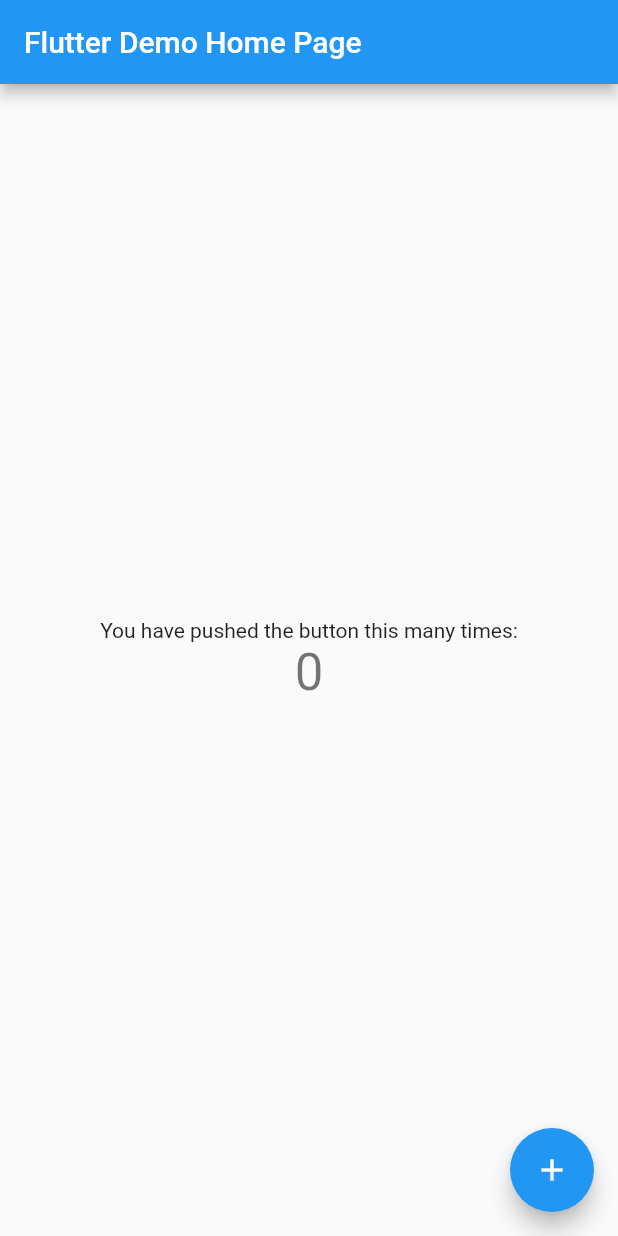
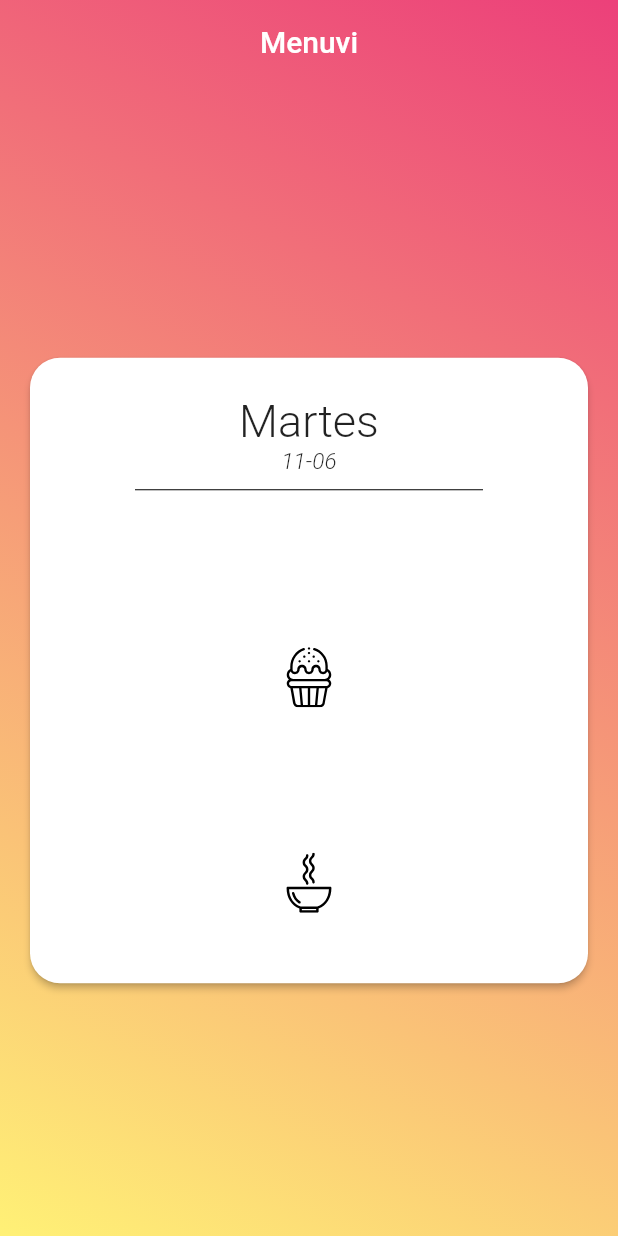
Before and after one commit to TinchoOlivari/Menuvi, a Flutter app: the screen it shows after launch, on a phone screen of 412 x 824 dp. Run offline on Flutter 3.47's test engine with Material 2 defaults, Android fonts, the phone set to English and light mode, and no system bars; our stand-ins replace firebase_database, flutter_svg; accounts and stored records are empty.

Commit message:
Diseño de la interfaz terminado

```diff
--- /dev/null
+++ b/lib/dailyMenu.dart
@@ -0,0 +1,200 @@
+import 'package:flutter/material.dart';
+import 'package:firebase_database/firebase_database.dart';
+import 'package:intl/intl.dart';
+import 'package:flutter_svg/flutter_svg.dart';
+
+String principal = '';
+String opcion = '';
+String p_1 = '';
+String p_2 = '';
+String p_3 = '';
+String sopa = '';
+
+String fechaHoy = new DateFormat('dd-MM').format(DateTime.now());
+String diaHoy = new DateFormat('EEEE').format(DateTime.now());
+
+final Widget svgIconMagdalena = SvgPicture.asset(
+  "lib/assets/Magdalena.svg",
+  width: 40,
+);
+
+final Widget svgIconSopa = SvgPicture.asset(
+  "lib/assets/Sopa.svg",
+  width: 40,
+);
+
+translateWeekday() {
+  if (DateTime.now().weekday == 1) {
+    diaHoy = 'Lunes';
+  }
+  if (DateTime.now().weekday == 2) {
+    diaHoy = 'Martes';
+  }
+  if (DateTime.now().weekday == 3) {
+    diaHoy = 'Miercoles';
+  }
+  if (DateTime.now().weekday == 4) {
+    diaHoy = 'Jueves';
+  }
+  if (DateTime.now().weekday == 5) {
+    diaHoy = 'Viernes';
+  }
+  if (DateTime.now().weekday == 6) {
+    diaHoy = 'Sabado';
+  }
+  if (DateTime.now().weekday == 7) {
+    diaHoy = 'Domingo';
+  }
+  return diaHoy;
+}
+
+class DailyMenu extends StatelessWidget {
+  @override
+  Widget build(BuildContext context) {
+    print(DateTime.now());
+    return Container(
+      padding: EdgeInsets.fromLTRB(20, 100, 20, 30),
+      child: Center(
+        child: menuCreator(),
+      ),
+      decoration: BoxDecoration(
+        gradient: LinearGradient(
+          begin: Alignment.topRight,
+          end: Alignment.bottomLeft,
+          colors: [
+            Colors.pink[400],
+            Colors.yellow[300],
+          ],
+        ),
+      ),
+    );
+  }
+}
+
+menuCreator() {
+  return FutureBuilder(
+    future: FirebaseDatabase.instance
+        .reference()
+        .child('diaHoy')
+        .once()
+        .then((DataSnapshot snapshot) {
+      principal = snapshot.value['principal'].toString();
+      opcion = snapshot.value['opcion'].toString();
+      sopa = snapshot.value['sopa'].toString();
+      p_1 = snapshot.value['p_1'].toString();
+      p_2 = snapshot.value['p_2'].toString();
+      p_3 = snapshot.value['p_3'].toString();
+    }),
+    builder: (BuildContext context, AsyncSnapshot snapshot) {
+      if (snapshot.connectionState == ConnectionState.done) {
+        return Container(
+          child: Material(
+            color: Colors.white,
+            elevation: 2.0,
+            borderRadius: BorderRadius.all(Radius.circular(20.0)),
+            child: Column(
+              mainAxisSize: MainAxisSize.min,
+              mainAxisAlignment: MainAxisAlignment.spaceEvenly,
+              children: <Widget>[
+                Row(
+                  mainAxisAlignment: MainAxisAlignment.center,
+                  children: <Widget>[
+                    Container(
+                      padding: EdgeInsets.fromLTRB(0, 25, 0, 5),
+                      child: Column(
+                        children: <Widget>[
+                          Text(translateWeekday(),
+                              style: TextStyle(
+                                  fontSize: 30, fontWeight: FontWeight.w300)),
+                          Text(fechaHoy,
+                              style: TextStyle(
+                                  fontSize: 15,
+                                  fontWeight: FontWeight.w300,
+                                  fontStyle: FontStyle.italic)),
+                        ],
+                      ),
+                    ),
+                  ],
+                ),
+                Container(
+                  margin: const EdgeInsets.only(left: 70.0, right: 70.0),
+                  child: Divider(
+                    color: Colors.black,
+                    height: 10,
+                  ),
+                ),
+                Container(
+                  child: Text(principal,
+                      textAlign: TextAlign.center,
+                      style: TextStyle(
+                        fontSize: 30,
+                        fontWeight: FontWeight.w500,
+                      )),
+                  padding: EdgeInsets.fromLTRB(0, 10, 0, 5),
+                ),
+                Container(
+                  child: Text(opcion,
+                      textAlign: TextAlign.center,
+                      style: TextStyle(
+                        fontSize: 21,
+                        fontWeight: FontWeight.w400,
+                      )),
+                  padding: EdgeInsets.fromLTRB(0, 0, 0, 20),
+                ),
+                Container(
+                  child: svgIconMagdalena,
+                  padding: EdgeInsets.fromLTRB(0, 5, 0, 5),
+                ),
+                Column(
+                  children: <Widget>[
+                    Text(
+                      p_1,
+                      textAlign: TextAlign.center,
+                      style: TextStyle(
+                        fontSize: 19,
+                      ),
+                    ),
+                    Padding(padding: EdgeInsets.all(1)),
+                    Text(
+                      p_2,
+                      textAlign: TextAlign.center,
+                      style: TextStyle(
+                        fontSize: 19,
+                      ),
+                    ),
+                    Padding(padding: EdgeInsets.all(1)),
+                    Text(
+                      p_3,
+                      textAlign: TextAlign.center,
+                      style: TextStyle(
+                        fontSize: 19,
+                      ),
+                    ),
+                    Padding(padding: EdgeInsets.all(1)),
+                  ],
+                ),
+                Container(
+                  child: svgIconSopa,
+                  padding: EdgeInsets.fromLTRB(0, 20, 0, 5),
+                ),
+                Container(
+                  padding: EdgeInsets.only(bottom: 20),
+                  child: Text(
+                    sopa,
+                    textAlign: TextAlign.center,
+                    style: TextStyle(
+                      fontSize: 19,
+                    ),
+                  ),
+                ),
+              ],
+            ),
+          ),
+        );
+      }
+      if (snapshot.connectionState == ConnectionState.waiting) {
+        return new CircularProgressIndicator();
+      }
+    },
+  );
+}
--- a/lib/main.dart
+++ b/lib/main.dart
@@ -1,5 +1,5 @@
 import 'package:flutter/material.dart';
-import 'package:firebase_database/firebase_database.dart';
+import 'package:menuvi/dailyMenu.dart';
 
 void main() => runApp(MyApp());
 
@@ -7,58 +7,42 @@ class MyApp extends StatelessWidget {
   @override
   Widget build(BuildContext context) {
     return MaterialApp(
-      title: 'Flutter Demo',
-      theme: ThemeData(
-        primarySwatch: Colors.blue,
-      ),
-      home: MyHomePage(title: 'Flutter Demo Home Page'),
+      title: 'Menuvi',
+      home: MyHomePage(),
     );
   }
 }
 
 class MyHomePage extends StatefulWidget {
-  MyHomePage({Key key, this.title}) : super(key: key);
-  final String title;
-
   @override
   _MyHomePageState createState() => _MyHomePageState();
 }
 
 class _MyHomePageState extends State<MyHomePage> {
-  int _counter = 0;
-
-  void _incrementCounter() {
-    setState(() {
-      _counter++;
-    });
+  @override
+  void initState() {
+    super.initState();
   }
-
 
   @override
   Widget build(BuildContext context) {
-    return Scaffold(
-      appBar: AppBar(
-        title: Text(widget.title),
-      ),
-      body: Center(
-        child: Column(
-          mainAxisAlignment: MainAxisAlignment.center,
-          children: <Widget>[
-            Text(
-              'You have pushed the button this many times:',
-            ),
-            Text(
-              '$_counter',
-              style: Theme.of(context).textTheme.display1,
-            ),
-          ],
+    return Stack(
+      children: <Widget>[
+        Scaffold(
+          body: DailyMenu(),
         ),
-      ),
-      floatingActionButton: FloatingActionButton(
-        onPressed: _incrementCounter,
-        tooltip: 'Increment',
-        child: Icon(Icons.add),
-      ),
+        Positioned(
+          top: 0.0,
+          left:0.0,
+          right: 0.0,
+          child: AppBar(
+            title: Text('Menuvi'),
+            centerTitle: true,
+            backgroundColor: Colors.transparent,
+            elevation: 0.0,
+          ),
+        ),
+      ],
     );
   }
 }
```
Also changed, not shown: pubspec.yaml (+7 -4 lines), lib/assets/Magdalena.svg (added), lib/assets/Sopa.svg (added), pubspec.lock, 1 other file.
